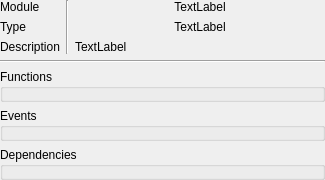
zpp0/wsnsim-preprocessor, file widgets/modules/infoWidget.ui: the form before one commit.
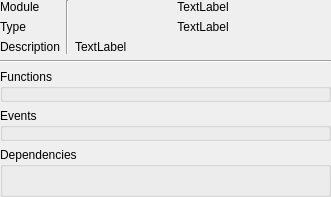
The form after the commit.

Patch:
```diff
--- a/widgets/modules/infoWidget.ui
+++ b/widgets/modules/infoWidget.ui
@@ -6,8 +6,8 @@
    <rect>
     <x>0</x>
     <y>0</y>
-    <width>325</width>
-    <height>171</height>
+    <width>331</width>
+    <height>197</height>
    </rect>
   </property>
   <property name="windowTitle">
@@ -23,81 +23,42 @@
    <property name="margin">
     <number>0</number>
    </property>
-   <item row="0" column="2">
-    <widget class="QLabel" name="l_module">
-     <property name="sizePolicy">
-      <sizepolicy hsizetype="Preferred" vsizetype="Fixed">
-       <horstretch>0</horstretch>
-       <verstretch>0</verstretch>
-      </sizepolicy>
-     </property>
-     <property name="text">
-      <string>TextLabel</string>
-     </property>
-     <property name="alignment">
-      <set>Qt::AlignCenter</set>
-     </property>
-     <property name="wordWrap">
-      <bool>true</bool>
-     </property>
-    </widget>
-   </item>
-   <item row="0" column="0">
-    <widget class="QLabel" name="l_ro_module">
-     <property name="sizePolicy">
-      <sizepolicy hsizetype="Preferred" vsizetype="Preferred">
-       <horstretch>0</horstretch>
-       <verstretch>0</verstretch>
-      </sizepolicy>
-     </property>
-     <property name="text">
-      <string>Module</string>
-     </property>
-    </widget>
-   </item>
-   <item row="7" column="0" colspan="3">
-    <widget class="QGroupBox" name="g_dependencies">
+   <item row="5" column="0" colspan="2">
+    <widget class="QGroupBox" name="g_functions">
      <property name="title">
-      <string>Dependencies</string>
+      <string>Functions</string>
      </property>
-     <layout class="QGridLayout" name="gridLayout_2">
+     <layout class="QGridLayout" name="gridLayout_4">
       <property name="margin">
        <number>5</number>
       </property>
       <item row="0" column="0">
-       <layout class="QGridLayout" name="dependencies"/>
+       <layout class="QGridLayout" name="functions"/>
+      </item>
+      <item row="1" column="0">
+       <spacer name="verticalSpacer_2">
+        <property name="orientation">
+         <enum>Qt::Vertical</enum>
+        </property>
+        <property name="sizeHint" stdset="0">
+         <size>
+          <width>20</width>
+          <height>40</height>
+         </size>
+        </property>
+       </spacer>
       </item>
      </layout>
     </widget>
    </item>
-   <item row="3" column="0" colspan="3">
+   <item row="3" column="0" colspan="2">
     <widget class="Line" name="line">
      <property name="orientation">
       <enum>Qt::Horizontal</enum>
      </property>
     </widget>
    </item>
-   <item row="1" column="0">
-    <widget class="QLabel" name="l_ro_type">
-     <property name="text">
-      <string>Type</string>
-     </property>
-    </widget>
-   </item>
-   <item row="2" column="0">
-    <widget class="QLabel" name="l_ro_description">
-     <property name="sizePolicy">
-      <sizepolicy hsizetype="Maximum" vsizetype="Preferred">
-       <horstretch>0</horstretch>
-       <verstretch>0</verstretch>
-      </sizepolicy>
-     </property>
-     <property name="text">
-      <string>Description</string>
-     </property>
-    </widget>
-   </item>
-   <item row="6" column="0" colspan="3">
+   <item row="6" column="0" colspan="2">
     <widget class="QGroupBox" name="g_events">
      <property name="title">
       <string>Events</string>
@@ -109,59 +70,166 @@
       <item row="0" column="0">
        <layout class="QGridLayout" name="events"/>
       </item>
+      <item row="1" column="0">
+       <spacer name="verticalSpacer_3">
+        <property name="orientation">
+         <enum>Qt::Vertical</enum>
+        </property>
+        <property name="sizeHint" stdset="0">
+         <size>
+          <width>20</width>
+          <height>40</height>
+         </size>
+        </property>
+       </spacer>
+      </item>
      </layout>
     </widget>
    </item>
-   <item row="1" column="2">
-    <widget class="QLabel" name="l_type">
-     <property name="text">
-      <string>TextLabel</string>
-     </property>
-     <property name="alignment">
-      <set>Qt::AlignCenter</set>
-     </property>
-    </widget>
-   </item>
-   <item row="2" column="2">
-    <widget class="QLabel" name="l_description">
-     <property name="sizePolicy">
-      <sizepolicy hsizetype="Preferred" vsizetype="Preferred">
-       <horstretch>0</horstretch>
-       <verstretch>0</verstretch>
-      </sizepolicy>
-     </property>
-     <property name="text">
-      <string>TextLabel</string>
-     </property>
-     <property name="alignment">
-      <set>Qt::AlignLeading|Qt::AlignLeft|Qt::AlignVCenter</set>
-     </property>
-     <property name="wordWrap">
-      <bool>true</bool>
-     </property>
-    </widget>
-   </item>
-   <item row="5" column="0" colspan="3">
-    <widget class="QGroupBox" name="g_functions">
+   <item row="7" column="0" colspan="2">
+    <widget class="QGroupBox" name="g_dependencies">
      <property name="title">
-      <string>Functions</string>
+      <string>Dependencies</string>
      </property>
-     <layout class="QGridLayout" name="gridLayout_4">
+     <layout class="QGridLayout" name="gridLayout_2">
       <property name="margin">
        <number>5</number>
       </property>
+      <item row="2" column="0">
+       <spacer name="verticalSpacer">
+        <property name="orientation">
+         <enum>Qt::Vertical</enum>
+        </property>
+        <property name="sizeHint" stdset="0">
+         <size>
+          <width>20</width>
+          <height>40</height>
+         </size>
+        </property>
+       </spacer>
+      </item>
       <item row="0" column="0">
-       <layout class="QGridLayout" name="functions"/>
+       <layout class="QGridLayout" name="dependencies"/>
+      </item>
+      <item row="1" column="0">
+       <spacer name="verticalSpacer_4">
+        <property name="orientation">
+         <enum>Qt::Vertical</enum>
+        </property>
+        <property name="sizeHint" stdset="0">
+         <size>
+          <width>20</width>
+          <height>40</height>
+         </size>
+        </property>
+       </spacer>
       </item>
      </layout>
     </widget>
    </item>
-   <item row="0" column="1" rowspan="3">
-    <widget class="Line" name="line_2">
-     <property name="orientation">
-      <enum>Qt::Vertical</enum>
-     </property>
-    </widget>
+   <item row="2" column="0" colspan="2">
+    <layout class="QGridLayout" name="gridLayout_5">
+     <item row="2" column="0">
+      <widget class="QLabel" name="l_ro_description">
+       <property name="sizePolicy">
+        <sizepolicy hsizetype="Fixed" vsizetype="Preferred">
+         <horstretch>0</horstretch>
+         <verstretch>0</verstretch>
+        </sizepolicy>
+       </property>
+       <property name="text">
+        <string>Description</string>
+       </property>
+      </widget>
+     </item>
+     <item row="0" column="0">
+      <widget class="QLabel" name="l_ro_module">
+       <property name="sizePolicy">
+        <sizepolicy hsizetype="Fixed" vsizetype="Fixed">
+         <horstretch>0</horstretch>
+         <verstretch>0</verstretch>
+        </sizepolicy>
+       </property>
+       <property name="text">
+        <string>Module</string>
+       </property>
+      </widget>
+     </item>
+     <item row="1" column="0">
+      <widget class="QLabel" name="l_ro_type">
+       <property name="sizePolicy">
+        <sizepolicy hsizetype="Fixed" vsizetype="Fixed">
+         <horstretch>0</horstretch>
+         <verstretch>0</verstretch>
+        </sizepolicy>
+       </property>
+       <property name="text">
+        <string>Type</string>
+       </property>
+      </widget>
+     </item>
+     <item row="2" column="2">
+      <widget class="QLabel" name="l_description">
+       <property name="sizePolicy">
+        <sizepolicy hsizetype="Preferred" vsizetype="Fixed">
+         <horstretch>0</horstretch>
+         <verstretch>0</verstretch>
+        </sizepolicy>
+       </property>
+       <property name="text">
+        <string>TextLabel</string>
+       </property>
+       <property name="alignment">
+        <set>Qt::AlignLeading|Qt::AlignLeft|Qt::AlignVCenter</set>
+       </property>
+       <property name="wordWrap">
+        <bool>true</bool>
+       </property>
+      </widget>
+     </item>
+     <item row="1" column="2">
+      <widget class="QLabel" name="l_type">
+       <property name="sizePolicy">
+        <sizepolicy hsizetype="Preferred" vsizetype="Fixed">
+         <horstretch>0</horstretch>
+         <verstretch>0</verstretch>
+        </sizepolicy>
+       </property>
+       <property name="text">
+        <string>TextLabel</string>
+       </property>
+       <property name="alignment">
+        <set>Qt::AlignCenter</set>
+       </property>
+      </widget>
+     </item>
+     <item row="0" column="2">
+      <widget class="QLabel" name="l_module">
+       <property name="sizePolicy">
+        <sizepolicy hsizetype="Preferred" vsizetype="Fixed">
+         <horstretch>0</horstretch>
+         <verstretch>0</verstretch>
+        </sizepolicy>
+       </property>
+       <property name="text">
+        <string>TextLabel</string>
+       </property>
+       <property name="alignment">
+        <set>Qt::AlignCenter</set>
+       </property>
+       <property name="wordWrap">
+        <bool>true</bool>
+       </property>
+      </widget>
+     </item>
+     <item row="0" column="1" rowspan="3">
+      <widget class="Line" name="line_2">
+       <property name="orientation">
+        <enum>Qt::Vertical</enum>
+       </property>
+      </widget>
+     </item>
+    </layout>
    </item>
   </layout>
  </widget>
```
